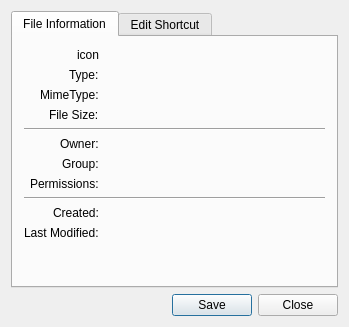
The window that lumina-fileinfo/MainUI.ui (lumina-desktop/lumina) describes before a commit, drawn with Qt 5.
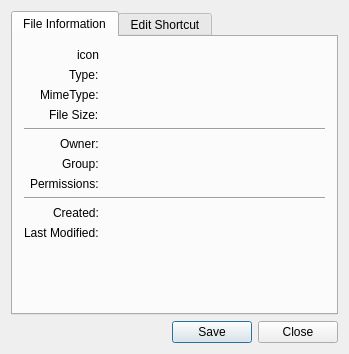
The same window after the commit. Icons and pictures are not drawn.

Commit message: Replace the "tabBarAutoHide" setting with a manual check/hide of the tab bar in lumina-fileinfo. This reduces the minimum Qt version from 5.4 back down to about 5.2

The edit to the form file:
```diff
--- a/lumina-fileinfo/MainUI.ui
+++ b/lumina-fileinfo/MainUI.ui
@@ -7,7 +7,7 @@
     <x>0</x>
     <y>0</y>
     <width>349</width>
-    <height>327</height>
+    <height>354</height>
    </rect>
   </property>
   <property name="windowTitle">
@@ -20,7 +20,7 @@
       <number>0</number>
      </property>
      <property name="tabBarAutoHide">
-      <bool>true</bool>
+      <bool>false</bool>
      </property>
      <widget class="QWidget" name="tab_file">
       <attribute name="title">
```
The commit also changes 1 other file.
